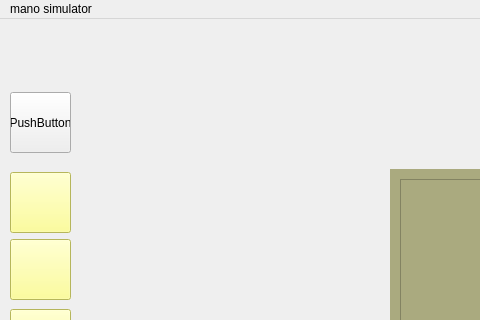
Qt form mainwindow.ui (Erfan3101/RiscvCpu) before a commit; both pictures show x 0 to 480 and y 0 to 320 of the 782 by 412 pixel window.
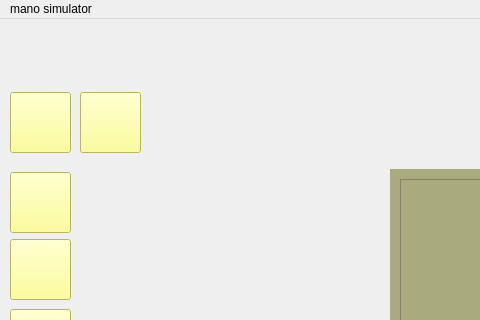
The same form after that commit. Icons and pictures are not drawn.

Commit message: adding icons to the buttons and adding a run button that excute the code the show the result

The edit to the form file:
```diff
--- a/mainwindow.ui
+++ b/mainwindow.ui
@@ -126,8 +126,29 @@
       <height>61</height>
      </rect>
     </property>
+    <property name="styleSheet">
+     <string notr="true">image: url(:/icons/autorunicon.png);
+background-color: rgb(255, 255, 127);</string>
+    </property>
     <property name="text">
-     <string>PushButton</string>
+     <string/>
+    </property>
+   </widget>
+   <widget class="QPushButton" name="btnRunAll">
+    <property name="geometry">
+     <rect>
+      <x>80</x>
+      <y>73</y>
+      <width>61</width>
+      <height>61</height>
+     </rect>
+    </property>
+    <property name="styleSheet">
+     <string notr="true">image: url(:/icons/fastrunicon.png);
+background-color: rgb(255, 255, 127);</string>
+    </property>
+    <property name="text">
+     <string/>
     </property>
    </widget>
   </widget>
```
The commit also changes 4 other files.
